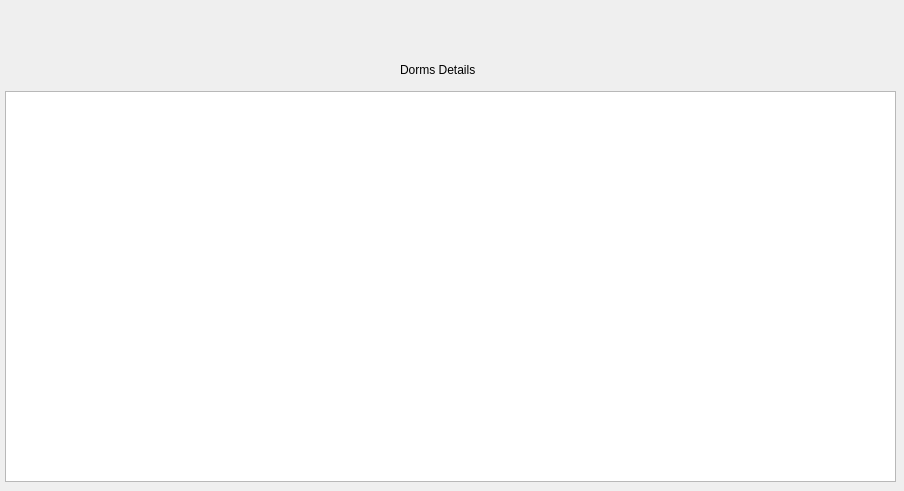
Before: the Qt Designer form GUI/Final/thirdwindow.ui in aaryashah1010/Capstone-Sleepinducer, drawn with Qt 5.
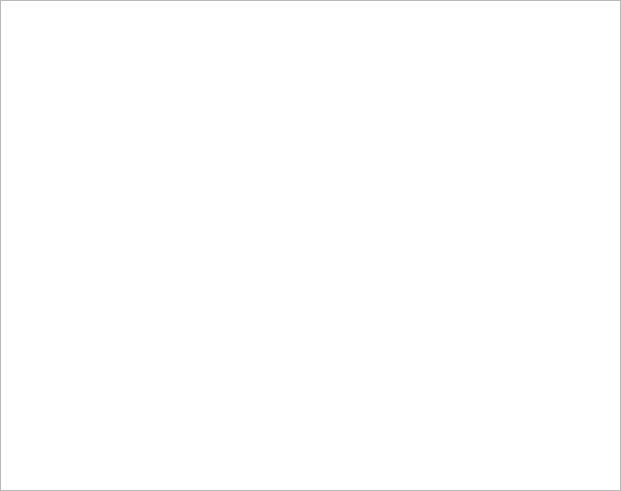
After: the same form once the commit is applied.

What changed in the file:
```diff
--- a/GUI/Final/thirdwindow.ui
+++ b/GUI/Final/thirdwindow.ui
@@ -6,33 +6,20 @@
    <rect>
     <x>0</x>
     <y>0</y>
-    <width>904</width>
+    <width>621</width>
     <height>491</height>
    </rect>
   </property>
   <property name="windowTitle">
    <string>Dialog</string>
   </property>
-  <widget class="QLabel" name="label">
-   <property name="geometry">
-    <rect>
-     <x>400</x>
-     <y>60</y>
-     <width>94</width>
-     <height>20</height>
-    </rect>
-   </property>
-   <property name="text">
-    <string>Dorms Details</string>
-   </property>
-  </widget>
   <widget class="QTableView" name="tableView">
    <property name="geometry">
     <rect>
-     <x>5</x>
-     <y>91</y>
-     <width>891</width>
-     <height>391</height>
+     <x>0</x>
+     <y>0</y>
+     <width>621</width>
+     <height>491</height>
     </rect>
    </property>
   </widget>
```
Left out of the diff: 2 changed lines with no effect on the pictures.
